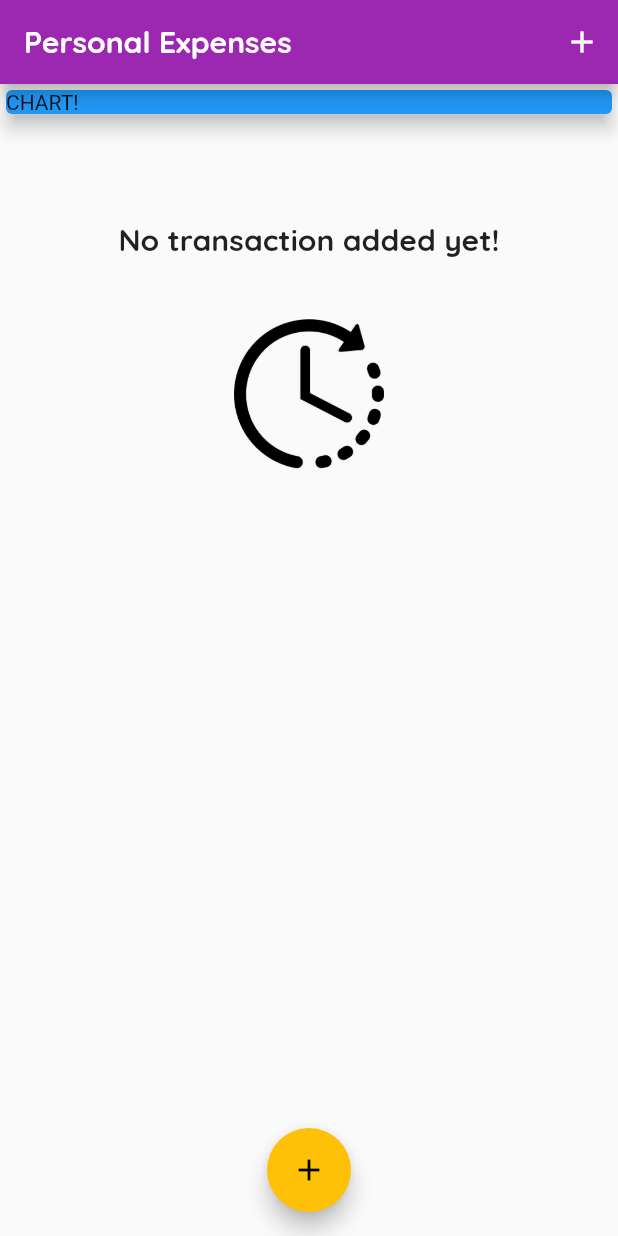
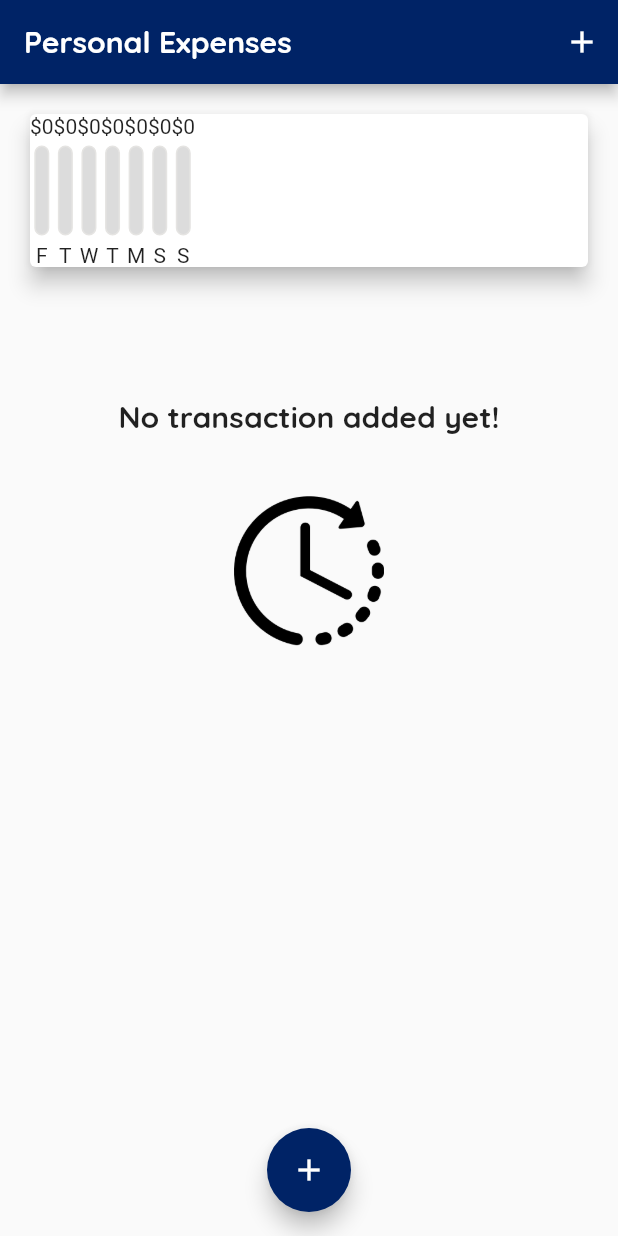
Before and after one commit to sangeeta2701/expenses-planner, a Flutter app: the screen it shows after launch, on a phone screen of 412 x 824 dp. Run offline on Flutter 3.47's test engine with Material 2 defaults, Android fonts, the phone set to English and light mode, and no system bars; our stand-ins replace google_fonts.

Commit message:
Expenses Planner

```diff
--- a/lib/main.dart
+++ b/lib/main.dart
@@ -1,3 +1,5 @@
+import 'package:expenses_planner/utils/constants.dart';
+import 'package:expenses_planner/widgets/chart.dart';
 import 'package:expenses_planner/widgets/new_transactions.dart';
 import 'package:expenses_planner/widgets/transaction_list.dart';
 import 'package:flutter/material.dart';
@@ -18,10 +20,7 @@ class MyApp extends StatelessWidget {
     return MaterialApp(
       debugShowCheckedModeBanner: false,
       title: "Personal Expenses",
-      theme: ThemeData(
-        primarySwatch: Colors.purple,
-        accentColor: Colors.amber,
-      ),
+
       home: MyHomePage(),
     );
   }
@@ -52,6 +51,12 @@ class _MyHomePageState extends State<MyHomePage> {
     // ),
   ];
 
+  List<Transaction> get _recentTransactions {
+    return _userTransaction.where((tx) {
+      return tx.date.isAfter(DateTime.now().subtract(Duration(days: 7)));
+    }).toList();
+  }
+
   void _addNewTransaction(String txTitle, double txAmount) {
     final newTx = Transaction(
       id: DateTime.now().toString(),
@@ -77,6 +82,7 @@ class _MyHomePageState extends State<MyHomePage> {
   Widget build(BuildContext context) {
     return Scaffold(
       appBar: AppBar(
+        backgroundColor: appUiThemeColor,
         title: Text(
           "Personal Expenses",
           style: GoogleFonts.quicksand(
@@ -100,20 +106,14 @@ class _MyHomePageState extends State<MyHomePage> {
           mainAxisAlignment: MainAxisAlignment.start,
           crossAxisAlignment: CrossAxisAlignment.stretch,
           children: [
-            Container(
-              width: double.infinity,
-              child: Card(
-                color: Colors.blue,
-                child: Text("CHART!"),
-                elevation: 5,
-              ),
-            ),
+            Chart(_recentTransactions),
             TransactionList(transactions: _userTransaction),
           ],
         ),
       ),
       floatingActionButtonLocation: FloatingActionButtonLocation.centerFloat,
       floatingActionButton: FloatingActionButton(
+        backgroundColor: appUiThemeColor,
         onPressed: () {
           startAddNewTransaction();
         },
--- /dev/null
+++ b/lib/utils/constants.dart
@@ -0,0 +1,7 @@
+import 'package:flutter/material.dart';
+
+const Color appUiThemeColor = Color.fromRGBO(0, 35, 102, 1);
+const Color appUiBorderGreyColor = Color.fromRGBO(229, 228,226, 1);
+const Color appUiLightColor = Colors.white;
+const Color appUiDarkColor = Colors.black;
+const Color appUiGreyColor = Colors.grey;
--- a/lib/widgets/chart.dart
+++ b/lib/widgets/chart.dart
@@ -1,3 +1,4 @@
+import 'package:expenses_planner/widgets/chart_bar.dart';
 import 'package:flutter/material.dart';
 import 'package:intl/intl.dart';
 
@@ -13,7 +14,7 @@ class Chart extends StatelessWidget {
       final weekDay = DateTime.now().subtract(
         Duration(days: index),
       );
-      double totalSum = 0.0;
+      double totalSum = 0.00;
 
       for (var i = 0; i < recentTransaction.length; i++) {
         if (recentTransaction[i].date.day == weekDay.day &&
@@ -22,9 +23,17 @@ class Chart extends StatelessWidget {
           totalSum += recentTransaction[i].amount;
         }
       }
-      print(DateFormat.EEEE(weekDay));
-      print(totalSum);
-      return {'day': DateFormat.EEEE(weekDay), 'amount': totalSum};
+
+      return {
+        'day': DateFormat.EEEE().format(weekDay).substring(0, 1),
+        'amount': totalSum
+      };
+    });
+  }
+
+  double get totalSpending {
+    return groupedTransactionValues.fold(0.0, (sum, item) {
+      return sum + (item['amount'] as double);
     });
   }
 
@@ -34,7 +43,15 @@ class Chart extends StatelessWidget {
       elevation: 6,
       margin: EdgeInsets.all(20),
       child: Row(
-        children: [],
+        children: groupedTransactionValues.map((data) {
+          return ChartBar(
+            data['day'] as String,
+            data['amount'] as double,
+            totalSpending == 0
+                ? 0.0
+                : (data['amount'] as double) / totalSpending,
+          );
+        }).toList(),
       ),
     );
   }
--- /dev/null
+++ b/lib/widgets/chart_bar.dart
@@ -0,0 +1,45 @@
+import 'package:expenses_planner/utils/constants.dart';
+import 'package:flutter/material.dart';
+
+class ChartBar extends StatelessWidget {
+  final String lable;
+  final double spendingAmount;
+  final double spendingAmountofTotal;
+
+  ChartBar(this.lable, this.spendingAmount, this.spendingAmountofTotal);
+
+  @override
+  Widget build(BuildContext context) {
+    return Column(
+      children: [
+        Text('\$${spendingAmount.toStringAsFixed(0)}'),
+        Padding(
+          padding: const EdgeInsets.only(top:5.0),
+          child: Stack(
+            children:[
+              Container(
+              height: 60,
+              width: 10,
+              decoration: BoxDecoration(
+                border: Border.all(color: appUiBorderGreyColor,width: 1),
+                color: Color.fromRGBO(220, 220, 220, 1),
+                borderRadius: BorderRadius.circular(10),
+              ),
+            ),
+            FractionallySizedBox(heightFactor: spendingAmountofTotal,child: Container(
+              decoration: BoxDecoration(
+                color: appUiThemeColor,
+                borderRadius: BorderRadius.circular(10),
+              ),
+            ),),
+            ]
+          ),
+        ),
+        Padding(
+          padding: const EdgeInsets.only(top:5.0),
+          child: Text(lable),
+        )
+      ],
+    );
+  }
+}
--- a/lib/widgets/new_transactions.dart
+++ b/lib/widgets/new_transactions.dart
@@ -1,3 +1,4 @@
+import 'package:expenses_planner/utils/constants.dart';
 import 'package:flutter/material.dart';
 
 class NewTransaction extends StatefulWidget {
@@ -54,7 +55,7 @@ class _NewTransactionState extends State<NewTransaction> {
               onPressed: submitData,
               child: Text(
                 "Add Transaction",
-                style: TextStyle(color: Colors.purple),
+                style: TextStyle(color: appUiThemeColor),
               ),
             ),
           ],
--- a/lib/widgets/transaction_list.dart
+++ b/lib/widgets/transaction_list.dart
@@ -1,3 +1,4 @@
+import 'package:expenses_planner/utils/constants.dart';
 import 'package:flutter/material.dart';
 import 'package:google_fonts/google_fonts.dart';
 import 'package:intl/intl.dart';
@@ -12,7 +13,7 @@ class TransactionList extends StatelessWidget {
 
   @override
   Widget build(BuildContext context) {
-    return Container(
+    return SizedBox(
       height: 300,
       child: transactions.isEmpty
           ? Column(
@@ -44,7 +45,7 @@ class TransactionList extends StatelessWidget {
                             EdgeInsets.symmetric(vertical: 10, horizontal: 15),
                         decoration: BoxDecoration(
                             border: Border.all(
-                                color: Theme.of(context).primaryColor,
+                                color: appUiThemeColor,
                                 width: 2)),
                         padding: EdgeInsets.all(8),
                         child: Text(
@@ -52,7 +53,7 @@ class TransactionList extends StatelessWidget {
                           style: TextStyle(
                             fontWeight: FontWeight.bold,
                             fontSize: 20,
-                            color: Theme.of(context).primaryColor,
+                            color: appUiThemeColor,
                           ),
                         ),
                       ),
@@ -69,7 +70,7 @@ class TransactionList extends StatelessWidget {
                           Text(
                             DateFormat.yMMMd().format(transactions[index].date),
                             style: TextStyle(
-                              color: Colors.grey,
+                              color: appUiGreyColor,
                             ),
                           ),
                         ],
```
